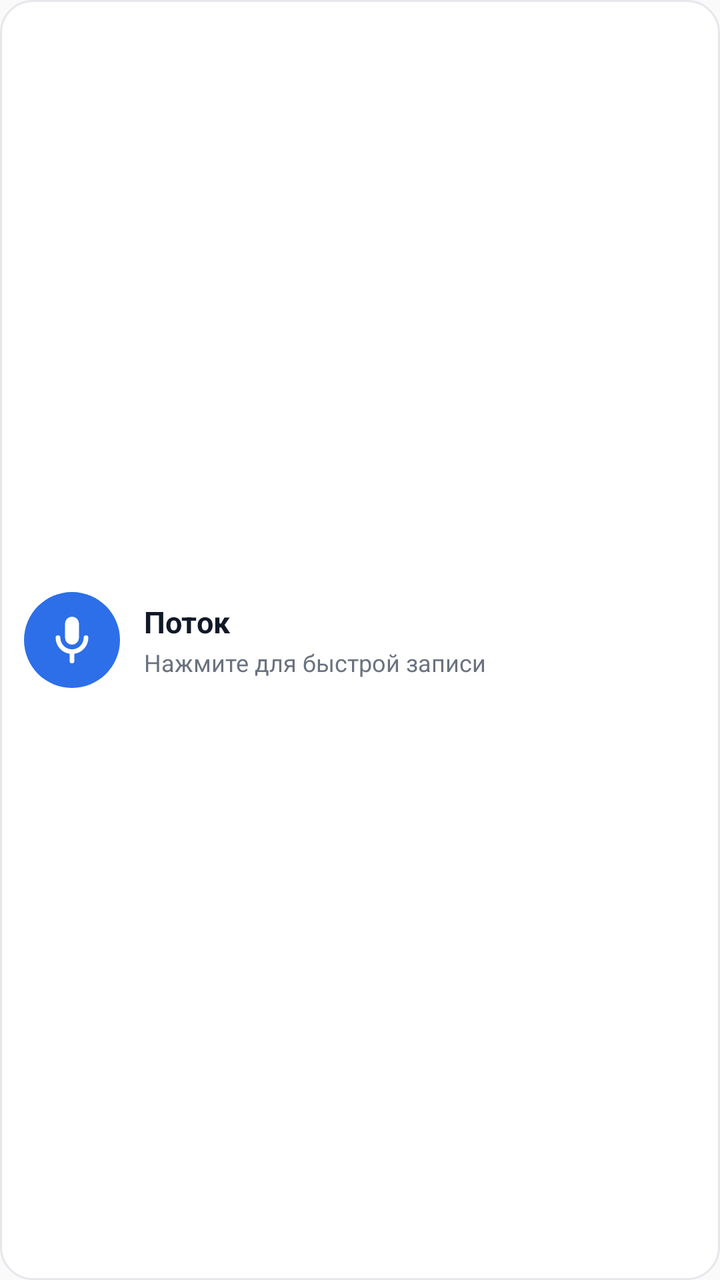
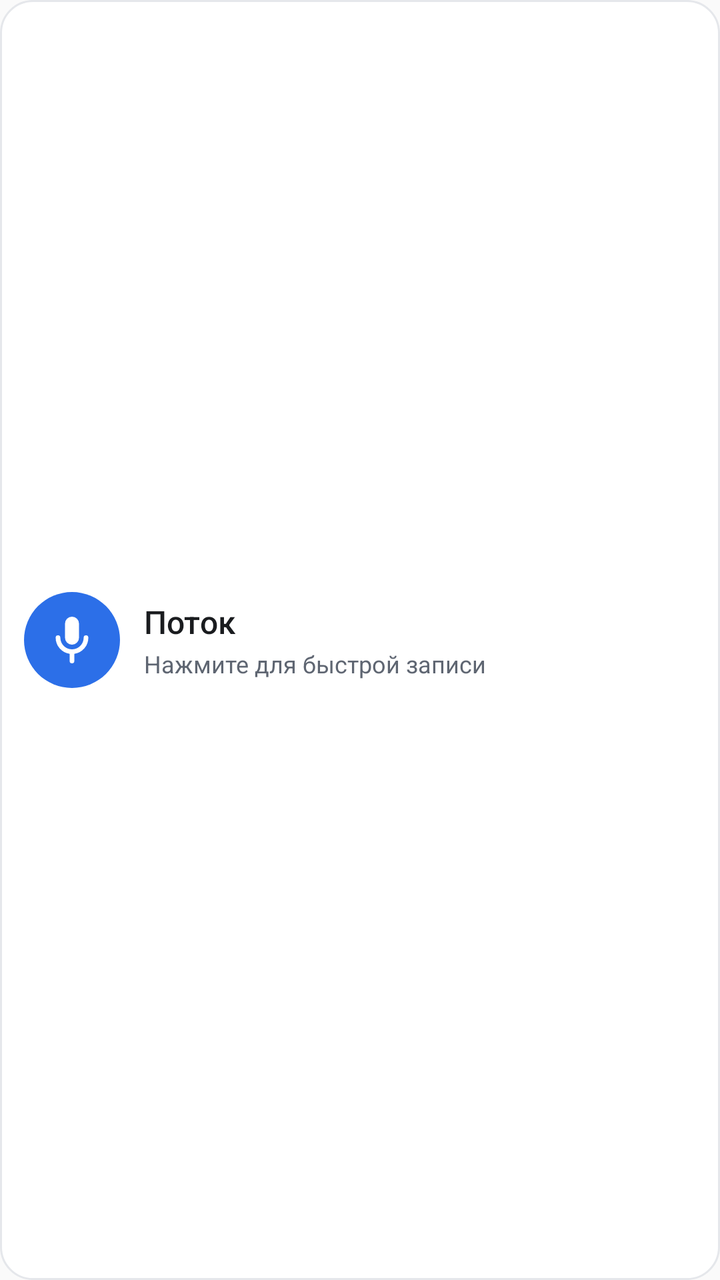

Screens rendered from an Android XML layout before and after an edit, with the pre-edit source and the edit as a unified diff.
<!-- AndroidManifest.xml: application theme Theme.VoiceNotes -->
<!-- res/layout/widget_record.xml -->
<?xml version="1.0" encoding="utf-8"?>
<LinearLayout xmlns:android="http://schemas.android.com/apk/res/android"
    android:id="@+id/widgetRoot"
    android:layout_width="match_parent"
    android:layout_height="match_parent"
    android:background="@drawable/bg_widget"
    android:orientation="horizontal"
    android:padding="12dp"
    android:gravity="center_vertical">

    <ImageView
        android:id="@+id/widgetBtnRec"
        android:layout_width="48dp"
        android:layout_height="48dp"
        android:background="@drawable/bg_fab"
        android:src="@drawable/ic_mic"
        android:scaleType="center"
        android:contentDescription="Запись" />

    <LinearLayout
        android:layout_width="0dp"
        android:layout_height="wrap_content"
        android:layout_weight="1"
        android:orientation="vertical"
        android:layout_marginLeft="12dp">

        <TextView
            android:id="@+id/widgetTitle"
            android:layout_width="match_parent"
            android:layout_height="wrap_content"
            android:text="Поток"
            android:textColor="#111827"
            android:textSize="15sp"
            android:textStyle="bold"
            android:maxLines="1"
            android:ellipsize="end" />

        <TextView
            android:id="@+id/widgetSub"
            android:layout_width="match_parent"
            android:layout_height="wrap_content"
            android:layout_marginTop="2dp"
            android:text="Нажмите для быстрой записи"
            android:textColor="#6B7280"
            android:textSize="12sp"
            android:maxLines="1"
            android:ellipsize="end" />
    </LinearLayout>
</LinearLayout>
<!-- resources referenced by this layout -->
<resources>
  <!-- drawable bg_fab (drawable) -->
  <?xml version="1.0" encoding="utf-8"?>
  <selector xmlns:android="http://schemas.android.com/apk/res/android">
      <item android:state_pressed="true">
          <shape android:shape="oval">
              <solid android:color="#1E5BC6" />
          </shape>
      </item>
      <item>
          <shape android:shape="oval">
              <solid android:color="@color/accent_blue" />
          </shape>
      </item>
  </selector>
  <!-- drawable bg_widget (drawable) -->
  <?xml version="1.0" encoding="utf-8"?>
  <shape xmlns:android="http://schemas.android.com/apk/res/android"
      android:shape="rectangle">
      <solid android:color="#FFFFFF" />
      <corners android:radius="16dp" />
      <stroke android:width="1dp" android:color="#E5E7EB" />
  </shape>
  <!-- drawable ic_mic (drawable) -->
  <?xml version="1.0" encoding="utf-8"?>
  <vector xmlns:android="http://schemas.android.com/apk/res/android"
      android:width="28dp"
      android:height="28dp"
      android:viewportWidth="24"
      android:viewportHeight="24">
      <path
          android:fillColor="#FFFFFF"
          android:pathData="M12,14a3,3 0 0 0 3,-3V5a3,3 0 0 0 -6,0v6a3,3 0 0 0 3,3z M19,11a1,1 0 0 0 -2,0 5,5 0 0 1 -10,0 1,1 0 0 0 -2,0 7,7 0 0 0 6,6.92V21a1,1 0 0 0 2,0v-3.08A7,7 0 0 0 19,11z" />
  </vector>
  <style name="Theme.VoiceNotes" parent="android:Theme.Material.Light.DarkActionBar">
          <item name="android:colorPrimary">@color/primary</item>
          <item name="android:colorPrimaryDark">@color/primary_dark</item>
          <item name="android:colorAccent">@color/accent</item>
          <item name="android:statusBarColor">@color/primary_dark</item>
      </style>
  <color name="accent_blue">#2C6FE8</color>
  <color name="primary">#2C6FE8</color>
  <color name="primary_dark">#1E5BC6</color>
  <color name="accent">#2C6FE8</color>
</resources>

<!-- the commit's change to res/layout/widget_record.xml (unified diff, before → after) -->
@@ -29,9 +29,8 @@
             android:layout_width="match_parent"
             android:layout_height="wrap_content"
             android:text="Поток"
-            android:textColor="#111827"
-            android:textSize="15sp"
-            android:textStyle="bold"
+            android:textColor="@color/text_primary"
+            android:textAppearance="@style/TextAppearance.Potok.Title"
             android:maxLines="1"
             android:ellipsize="end" />
 
@@ -41,8 +40,8 @@
             android:layout_height="wrap_content"
             android:layout_marginTop="2dp"
             android:text="Нажмите для быстрой записи"
-            android:textColor="#6B7280"
-            android:textSize="12sp"
+            android:textColor="@color/text_secondary"
+            android:textAppearance="@style/TextAppearance.Potok.Caption"
             android:maxLines="1"
             android:ellipsize="end" />
     </LinearLayout>
<!-- resource entries referenced after the edit -->
@@ -1,5 +1,7 @@
 <!-- resources referenced by this layout -->
 <resources>
+  <color name="text_primary">#1A1C1F</color>
+  <color name="text_secondary">#5F6672</color>
   <!-- drawable bg_fab (drawable) -->
   <?xml version="1.0" encoding="utf-8"?>
   <selector xmlns:android="http://schemas.android.com/apk/res/android">
@@ -33,6 +35,17 @@
           android:fillColor="#FFFFFF"
           android:pathData="M12,14a3,3 0 0 0 3,-3V5a3,3 0 0 0 -6,0v6a3,3 0 0 0 3,3z M19,11a1,1 0 0 0 -2,0 5,5 0 0 1 -10,0 1,1 0 0 0 -2,0 7,7 0 0 0 6,6.92V21a1,1 0 0 0 2,0v-3.08A7,7 0 0 0 19,11z" />
   </vector>
+  <style name="TextAppearance.Potok.Caption">
+          <item name="android:textSize">12sp</item>
+          <item name="android:lineSpacingExtra">4dp</item>
+          <item name="android:fontFamily">sans-serif</item>
+      </style>
+  <style name="TextAppearance.Potok.Title">
+          <item name="android:textSize">16sp</item>
+          <item name="android:lineSpacingExtra">8dp</item>
+          <item name="android:fontFamily">sans-serif-medium</item>
+          <item name="android:textFontWeight" tools:targetApi="28">500</item>
+      </style>
   <style name="Theme.VoiceNotes" parent="android:Theme.Material.Light.DarkActionBar">
           <item name="android:colorPrimary">@color/primary</item>
           <item name="android:colorPrimaryDark">@color/primary_dark</item>
